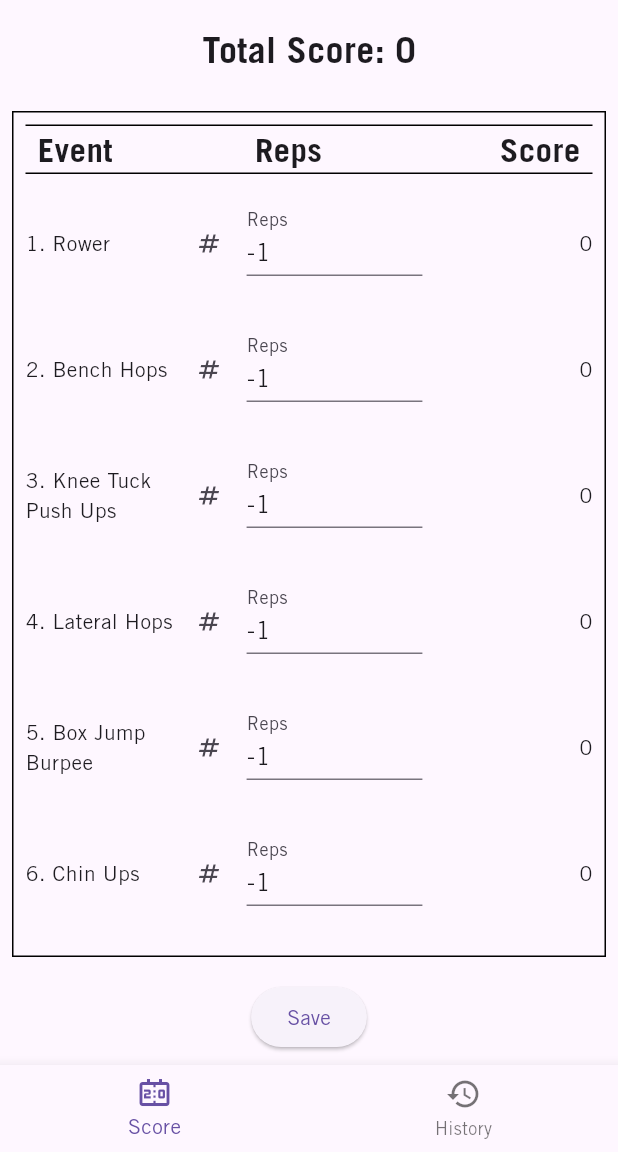
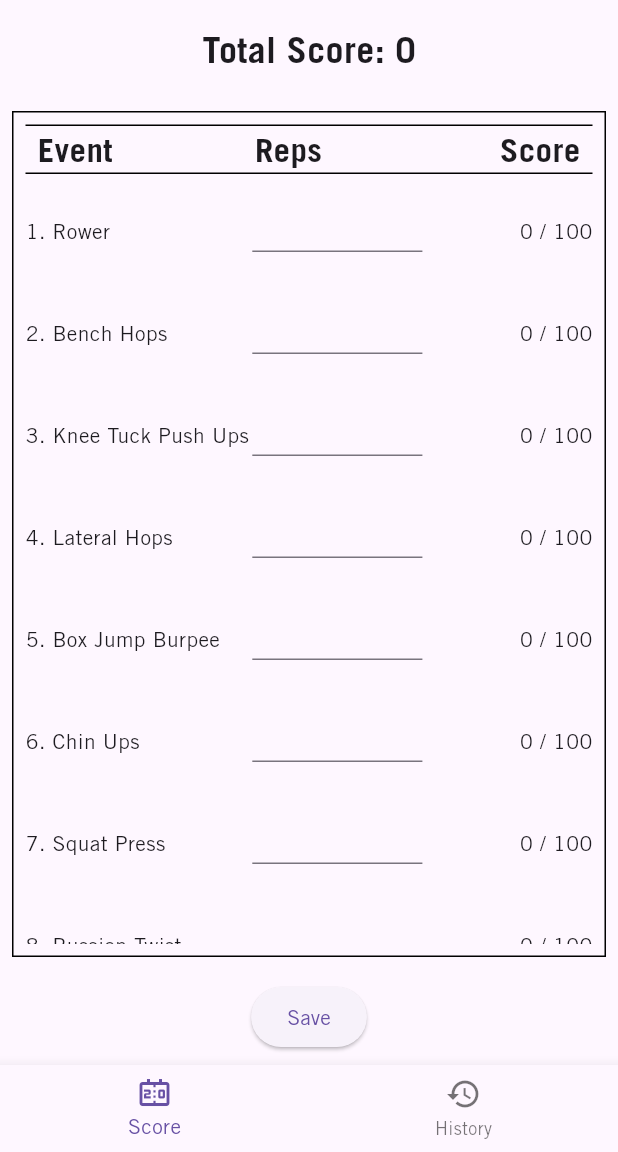
Before and after one commit to RemeJuan/playoffs_score_card, a Flutter app: the screen it shows after launch, on a phone screen of 412 x 824 dp, the part 84-1236 px from its top. Run offline on Flutter 3.47's test engine with Material 2 defaults, Android fonts, the phone set to English and light mode, and no system bars; our stand-ins replace auto_route, get_it, hexcolor.

Commit message:
fix(score_card): updated column widths and initial value handling

```diff
--- a/lib/views/score_card/table/score_row.dart
+++ b/lib/views/score_card/table/score_row.dart
@@ -29,21 +29,19 @@ class ScoreRow extends StatelessWidget {
           return Row(
             children: [
               SizedBox(
-                width: width * 0.3,
+                width: width * 0.4,
                 child: Text(event),
               ),
               SizedBox(
-                width: width * 0.4,
+                width: width * 0.3,
                 child: TextFormField(
-                  initialValue: reps.toString(),
+                  initialValue: reps == -1 ? "" : "$reps",
                   decoration: const InputDecoration(
                     border: UnderlineInputBorder(),
-                    labelText: "Reps",
                     isDense: true,
                     contentPadding: EdgeInsets.only(
                       bottom: AppTheme.paddingDefault * 0.5,
                     ),
-                    icon: Icon(Icons.numbers),
                   ),
                   keyboardType: TextInputType.number,
                   inputFormatters: [
@@ -61,7 +59,7 @@ class ScoreRow extends StatelessWidget {
               Container(
                 width: width * 0.3,
                 alignment: Alignment.centerRight,
-                child: Text(score.toString()),
+                child: Text("$score / 100"),
               ),
             ],
           );
```
